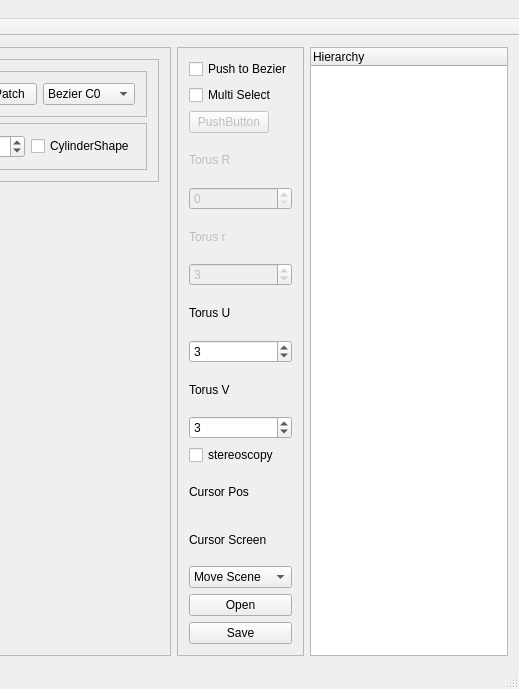
awitwicka/3DGraphicEngine, file GraphicEngine/mainwindow.ui: the form before one commit; both pictures show x 821 to 1340 and y 0 to 689 of the 1340 by 689 pixel window.
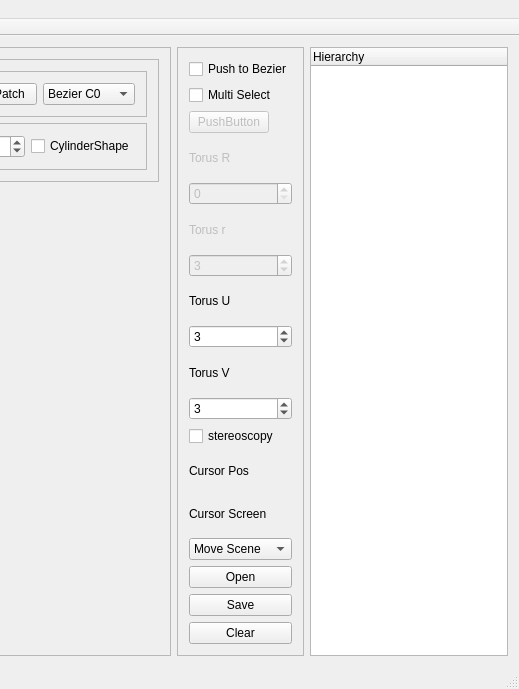
The form after the commit. Custom widgets are drawn as their Qt base class.

Diff of the .ui file:
```diff
--- a/GraphicEngine/mainwindow.ui
+++ b/GraphicEngine/mainwindow.ui
@@ -526,6 +526,13 @@
          </property>
         </widget>
        </item>
+       <item>
+        <widget class="QPushButton" name="pushButton_Clear">
+         <property name="text">
+          <string>Clear</string>
+         </property>
+        </widget>
+       </item>
       </layout>
      </widget>
     </item>
```
